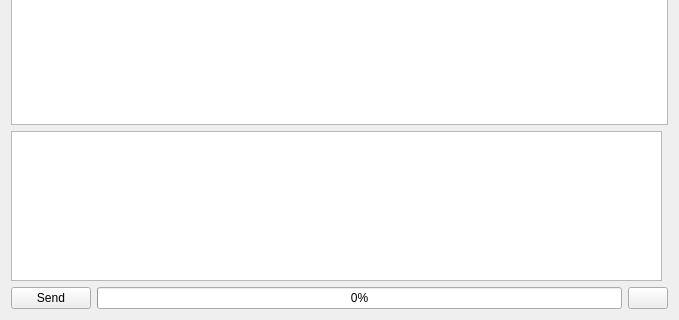
This is src/airunner/widgets/llm/templates/chat_prompt.ui in Capsize-Games/airunner as Qt 5 draws it before an edit; both pictures show x 0 to 679 and y 724 to 1044 of the 679 by 1044 pixel window. The edited form follows.
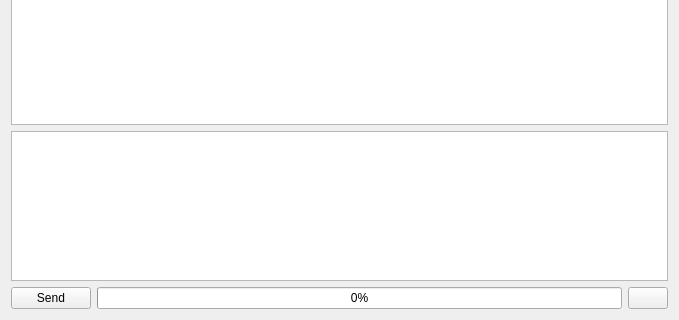
This is the edited form. Icons and pictures are not drawn.

```diff
--- a/src/airunner/widgets/llm/templates/chat_prompt.ui
+++ b/src/airunner/widgets/llm/templates/chat_prompt.ui
@@ -89,7 +89,7 @@
      </item>
     </layout>
    </item>
-   <item row="2" column="0">
+   <item row="2" column="0" colspan="2">
     <widget class="QPlainTextEdit" name="prompt">
      <property name="sizePolicy">
       <sizepolicy hsizetype="Expanding" vsizetype="Maximum">
```
Left out of the diff: 3 changed lines with no effect on the pictures.
